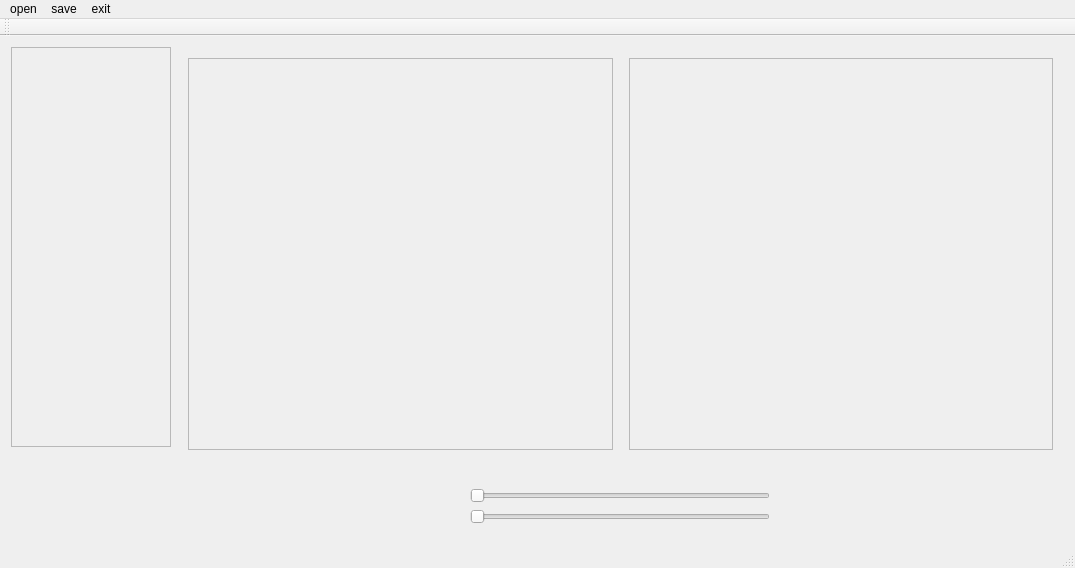
Old version of the form hi_opencv2.0/hi_opencv20.ui in the repository yangyang222244/hi_opencv2.0.
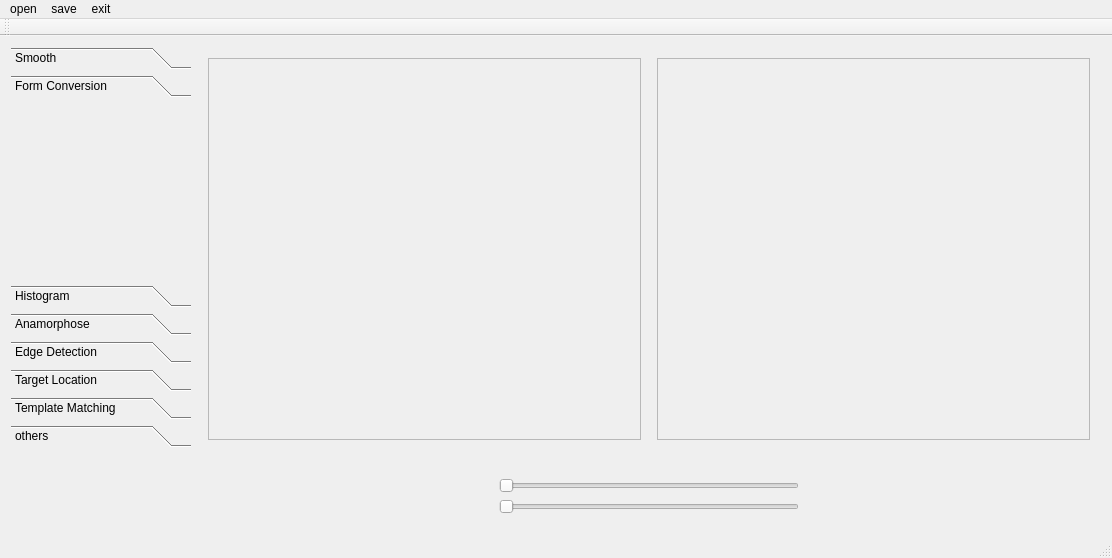
New version of the form. The open tabs and pages were chosen to show the change.

Patch:
```diff
--- a/hi_opencv2.0/hi_opencv20.ui
+++ b/hi_opencv2.0/hi_opencv20.ui
@@ -6,8 +6,8 @@
    <rect>
     <x>0</x>
     <y>0</y>
-    <width>1075</width>
-    <height>568</height>
+    <width>1112</width>
+    <height>558</height>
    </rect>
   </property>
   <property name="windowTitle">
@@ -16,31 +16,91 @@
   <widget class="QWidget" name="centralWidget">
    <layout class="QHBoxLayout" name="horizontalLayout_2">
     <item alignment="Qt::AlignTop">
-     <widget class="QScrollArea" name="scrollArea">
+     <widget class="QToolBox" name="toolBox">
       <property name="minimumSize">
        <size>
-        <width>160</width>
+        <width>180</width>
         <height>400</height>
        </size>
       </property>
       <property name="maximumSize">
        <size>
-        <width>160</width>
+        <width>180</width>
         <height>400</height>
        </size>
       </property>
-      <property name="widgetResizable">
-       <bool>true</bool>
+      <property name="frameShape">
+       <enum>QFrame::NoFrame</enum>
       </property>
-      <widget class="QWidget" name="scrollAreaWidgetContents_3">
+      <property name="currentIndex">
+       <number>0</number>
+      </property>
+      <widget class="QWidget" name="page1">
        <property name="geometry">
         <rect>
          <x>0</x>
          <y>0</y>
-         <width>158</width>
-         <height>398</height>
+         <width>180</width>
+         <height>160</height>
         </rect>
        </property>
+       <property name="toolTip">
+        <string>江南</string>
+       </property>
+       <attribute name="label">
+        <string>Smooth</string>
+       </attribute>
+      </widget>
+      <widget class="QWidget" name="page_3">
+       <property name="geometry">
+        <rect>
+         <x>0</x>
+         <y>0</y>
+         <width>180</width>
+         <height>160</height>
+        </rect>
+       </property>
+       <attribute name="label">
+        <string>Form Conversion</string>
+       </attribute>
+      </widget>
+      <widget class="QWidget" name="page_2">
+       <property name="geometry">
+        <rect>
+         <x>0</x>
+         <y>0</y>
+         <width>180</width>
+         <height>160</height>
+        </rect>
+       </property>
+       <attribute name="label">
+        <string>Histogram</string>
+       </attribute>
+      </widget>
+      <widget class="QWidget" name="page">
+       <attribute name="label">
+        <string>Anamorphose</string>
+       </attribute>
+      </widget>
+      <widget class="QWidget" name="page_4">
+       <attribute name="label">
+        <string>Edge Detection</string>
+       </attribute>
+      </widget>
+      <widget class="QWidget" name="page_5">
+       <attribute name="label">
+        <string>Target Location</string>
+       </attribute>
+      </widget>
+      <widget class="QWidget" name="page_6">
+       <attribute name="label">
+        <string>Template Matching</string>
+       </attribute>
+      </widget>
+      <widget class="QWidget" name="page_7">
+       <attribute name="label">
+        <string>others</string>
+       </attribute>
       </widget>
      </widget>
     </item>
@@ -51,6 +111,15 @@
         <layout class="QHBoxLayout" name="horizontalLayout">
          <item>
           <widget class="QScrollArea" name="input">
+           <property name="mouseTracking">
+            <bool>true</bool>
+           </property>
+           <property name="verticalScrollBarPolicy">
+            <enum>Qt::ScrollBarAsNeeded</enum>
+           </property>
+           <property name="horizontalScrollBarPolicy">
+            <enum>Qt::ScrollBarAsNeeded</enum>
+           </property>
            <property name="widgetResizable">
             <bool>true</bool>
            </property>
@@ -59,8 +128,8 @@
              <rect>
               <x>0</x>
               <y>0</y>
-              <width>417</width>
-              <height>358</height>
+              <width>426</width>
+              <height>348</height>
              </rect>
             </property>
            </widget>
@@ -92,8 +161,8 @@
              <rect>
               <x>0</x>
               <y>0</y>
-              <width>417</width>
-              <height>358</height>
+              <width>425</width>
+              <height>348</height>
              </rect>
             </property>
            </widget>
@@ -180,7 +249,7 @@
     <rect>
      <x>0</x>
      <y>0</y>
-     <width>1075</width>
+     <width>1112</width>
      <height>26</height>
     </rect>
    </property>
```
Left out of the diff: 6 changed lines with no effect on the pictures.
